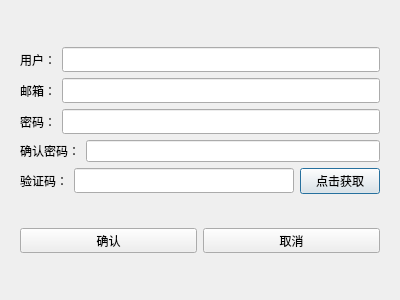
Qt form registerdialog.ui (Binbin0613/BinChat) before a commit.
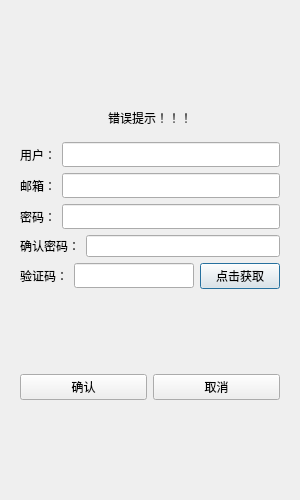
The same form after that commit.

```diff
--- a/registerdialog.ui
+++ b/registerdialog.ui
@@ -6,10 +6,22 @@
    <rect>
     <x>0</x>
     <y>0</y>
-    <width>400</width>
-    <height>300</height>
+    <width>300</width>
+    <height>500</height>
    </rect>
   </property>
+  <property name="minimumSize">
+   <size>
+    <width>300</width>
+    <height>500</height>
+   </size>
+  </property>
+  <property name="maximumSize">
+   <size>
+    <width>300</width>
+    <height>500</height>
+   </size>
+  </property>
   <property name="windowTitle">
    <string>Dialog</string>
   </property>
@@ -33,6 +45,22 @@
            </property>
           </spacer>
          </item>
+         <item>
+          <widget class="QWidget" name="widget" native="true">
+           <layout class="QVBoxLayout" name="verticalLayout_4">
+            <item>
+             <widget class="QLabel" name="err_tip">
+              <property name="text">
+               <string>错误提示！！！</string>
+              </property>
+              <property name="alignment">
+               <set>Qt::AlignmentFlag::AlignCenter</set>
+              </property>
+             </widget>
+            </item>
+           </layout>
+          </widget>
+         </item>
          <item>
           <layout class="QHBoxLayout" name="horizontalLayout">
            <item>
```
Left out of the diff: 4 changed lines with no effect on the pictures.
